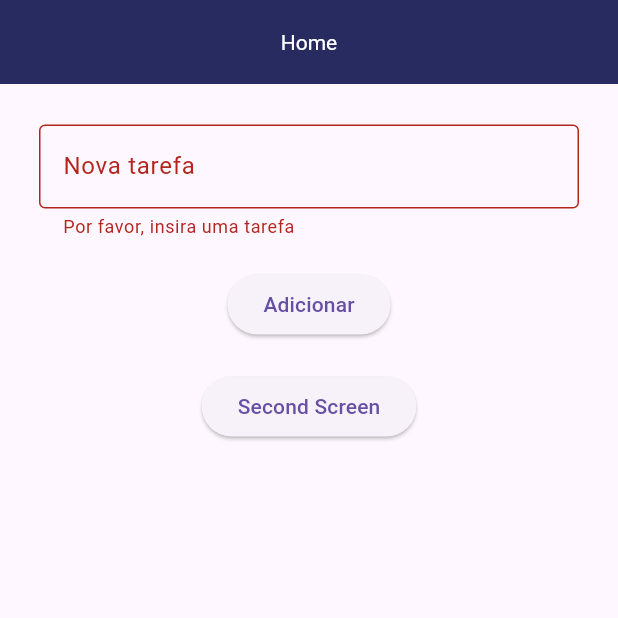
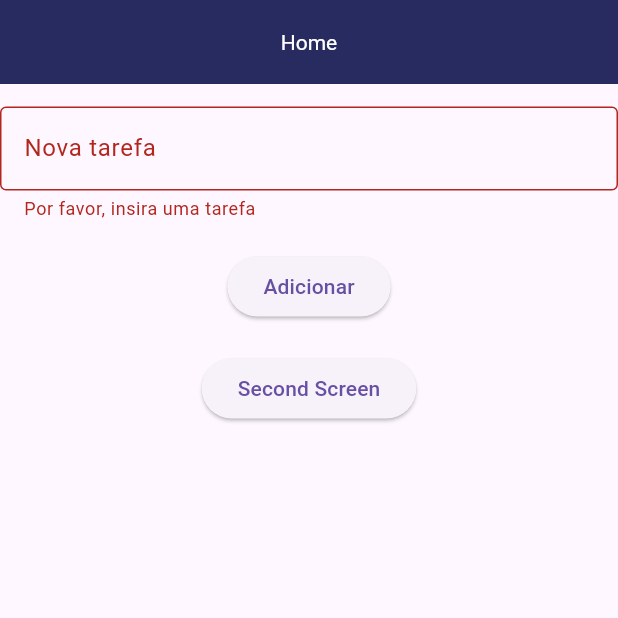
Before and after one commit to RaimundoNCN/Rotas---Flutter, a Flutter app: the screen it shows after launch, after a tap on "Adicionar", on a phone screen of 412 x 824 dp, the top half of it. Run offline on Flutter 3.47's test engine with Material 3 defaults, Android fonts, the light colour scheme and no system bars; statements that could not run were skipped.

Commit message:
tratando erros

```diff
--- a/lib/Pages/HomePage/home.dart
+++ b/lib/Pages/HomePage/home.dart
@@ -13,6 +13,29 @@ class _HomePageState extends State<HomePage> {
   List<String> _tasks = [];
 
   @override
+  void initState() {
+    super.initState();
+    _loadTasks();
+  }
+
+  // erro da linha 20 a 35
+  _loadTasks() async {
+    final prefs = await SharedPreferences.getInstance();
+    final tasks = prefs.getStringList('tasks');
+    if (tasks != null) {
+      setState(() {
+        _tasks = tasks;
+      });
+    }
+  }
+
+   _saveTasks() async {
+    final prefs = await SharedPreferences.getInstance();
+    prefs.setStringList('tasks', _tasks);
+  }
+ // erro!
+
+  @override
   Widget build(BuildContext context) {
     return Scaffold(
       appBar: AppBar(
@@ -24,13 +47,7 @@ class _HomePageState extends State<HomePage> {
         child: Center(
           child: Column(
             children: [
-              Padding(
-                padding: const EdgeInsets.only(
-                  top: 12,
-                  left: 26,
-                  right: 26,
-                ),
-                child: Form(
+              Form(
                 key: _formKey,
                 child: TextFormField(
                   controller: _taskController,
@@ -46,7 +63,6 @@ class _HomePageState extends State<HomePage> {
                   },
                 ),
               ),
-              ),
               SizedBox(height: 20),
               ElevatedButton(
                 onPressed: () {
@@ -55,6 +71,7 @@ class _HomePageState extends State<HomePage> {
                       _tasks.add(_taskController.text);
                       _taskController.clear();
                     });
+                    _saveTasks();
                   }
                 },
                 child: Text('Adicionar'),
@@ -73,6 +90,7 @@ class _HomePageState extends State<HomePage> {
                           setState(() {
                             _tasks.removeAt(index);
                           });
+                          _saveTasks();
                         },
                       ),
                     ),
```
Lines whose indentation alone changed are shown as unchanged.
